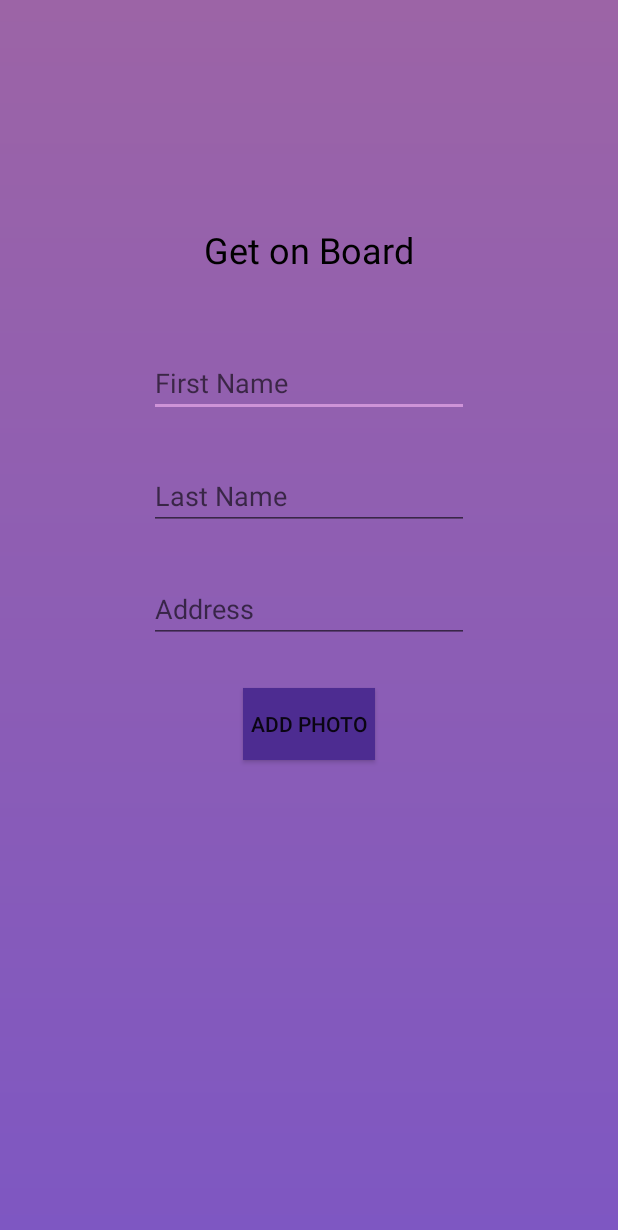
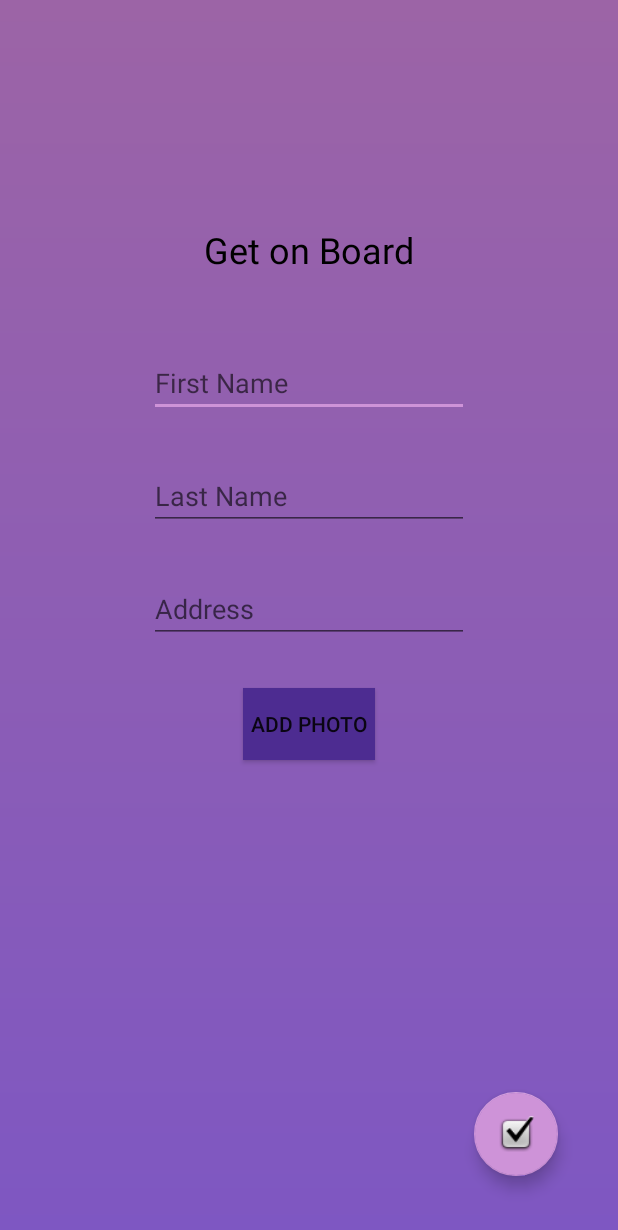
Before and after one commit to Vek0n/Korona-Zakupy-Android-App, an Android app: the layout fragment_register_part2.xml on its own in the app's theme, with its tools: preview values and no code run, on a phone screen of 412 x 824 dp. Shown: the top 1230 px of the screen. Run offline under Robolectric (Android 15) with nearby library versions, the phone set to English and light mode, and no system bars.

Commit message:
Added registerViewModel and DataBinding (works), doesn't added request to api yet

```diff
--- a/app/src/main/java/com/maskjs/korona_zakupy/Dagger/AppModule.kt
+++ b/app/src/main/java/com/maskjs/korona_zakupy/Dagger/AppModule.kt
@@ -2,7 +2,7 @@ package com.maskjs.korona_zakupy.Dagger
 
 import com.maskjs.korona_zakupy.data.users.RegisterUserDto
 import com.maskjs.korona_zakupy.data.users.UserRepository
-import com.maskjs.korona_zakupy.viewmodels.Register.RegisterViewModel
+import com.maskjs.korona_zakupy.viewmodels.register.RegisterViewModel
 import dagger.Module
 import dagger.Provides
 
--- a/app/src/main/java/com/maskjs/korona_zakupy/RegisterActivity.kt
+++ b/app/src/main/java/com/maskjs/korona_zakupy/RegisterActivity.kt
@@ -3,7 +3,7 @@ package com.maskjs.korona_zakupy
 import android.os.Bundle
 import androidx.activity.viewModels
 import androidx.appcompat.app.AppCompatActivity
-import com.maskjs.korona_zakupy.viewmodels.Register.RegisterViewModel
+import com.maskjs.korona_zakupy.viewmodels.register.RegisterViewModel
 
 import kotlinx.android.synthetic.main.activity_register_part1.*
 
--- a/app/src/main/res/layout/fragment_register_part2.xml
+++ b/app/src/main/res/layout/fragment_register_part2.xml
@@ -1,5 +1,15 @@
 <?xml version="1.0" encoding="utf-8"?>
-<LinearLayout xmlns:android="http://schemas.android.com/apk/res/android"
+<layout xmlns:android="http://schemas.android.com/apk/res/android"
+        xmlns:app="http://schemas.android.com/apk/res-auto"
+        xmlns:tools="http://schemas.android.com/tools">
+
+    <data>
+        <variable
+            name="registerViewModel"
+            type="com.maskjs.korona_zakupy.viewmodels.register.RegisterViewModel" />
+    </data>
+
+    <LinearLayout
         android:layout_width="match_parent"
         android:layout_height="match_parent"
         android:animationCache="false"
@@ -23,6 +33,7 @@
             android:layout_marginTop="50dp"
             android:ems="10"
             android:hint="@string/reg_firstName"
+            android:text="@={registerViewModel.firstNameEditTextContent}"
             android:inputType="textPersonName"
             android:autofillHints="" />
 
@@ -33,6 +44,7 @@
             android:layout_marginTop="30dp"
             android:ems="10"
             android:hint="@string/reg_lastName"
+            android:text="@={registerViewModel.lastNameEditTextContent}"
             android:inputType="textPersonName"
             android:autofillHints="" />
 
@@ -43,6 +55,7 @@
             android:layout_marginTop="30dp"
             android:ems="10"
             android:hint="@string/reg_address"
+            android:text="@={registerViewModel.addressEditTextContent}"
             android:inputType="textPostalAddress"
             android:autofillHints="" />
 
@@ -54,4 +67,22 @@
             android:background="@color/primaryDarkColor"
             android:text="@string/reg_image" />
 
+        <androidx.constraintlayout.widget.ConstraintLayout
+            android:layout_width="match_parent"
+            android:layout_height="match_parent">
+
+            <com.google.android.material.floatingactionbutton.FloatingActionButton
+                android:id="@+id/floatingActionButton"
+                android:layout_width="wrap_content"
+                android:layout_height="wrap_content"
+                android:layout_marginEnd="40dp"
+                android:layout_marginBottom="40dp"
+                android:clickable="true"
+                app:layout_constraintBottom_toBottomOf="parent"
+                app:layout_constraintEnd_toEndOf="parent"
+                app:srcCompat="@android:drawable/checkbox_on_background"
+                android:focusable="true" />
+        </androidx.constraintlayout.widget.ConstraintLayout>
+
     </LinearLayout>
+</layout>
```
Also changed, not shown: app/src/main/java/com/maskjs/korona_zakupy/RegisterPart1Fragment.kt (+9 -21 lines), app/src/main/java/com/maskjs/korona_zakupy/RegisterPart2Fragment.kt (+23 -8 lines), app/src/main/java/com/maskjs/korona_zakupy/data/users/RegisterUserDto.kt (+8 -8 lines), app/src/main/java/com/maskjs/korona_zakupy/viewmodels/Register/RegisterViewModel.kt (deleted, +0 -15 lines), app/src/main/java/com/maskjs/korona_zakupy/viewmodels/register/RegisterViewModel.kt (added, +40 -0 lines), app/src/main/res/layout/fragment_register_part1.xml (+14 -2 lines). Lines whose indentation alone changed are shown as unchanged.
